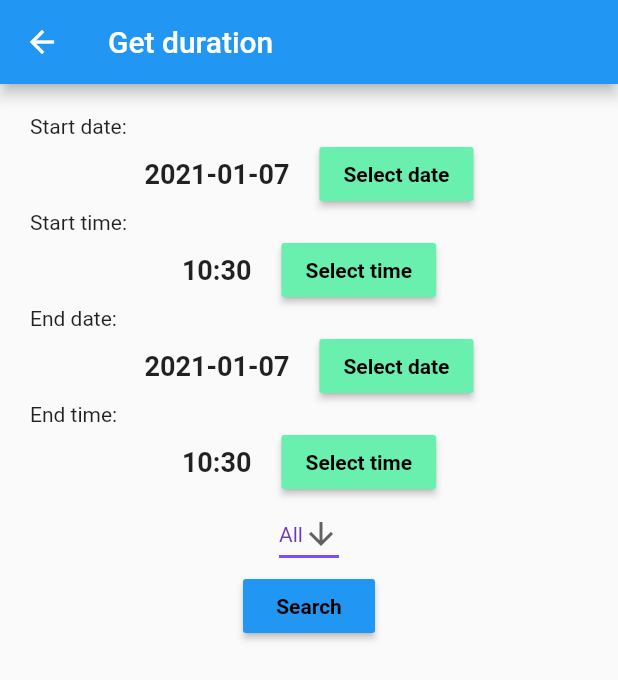
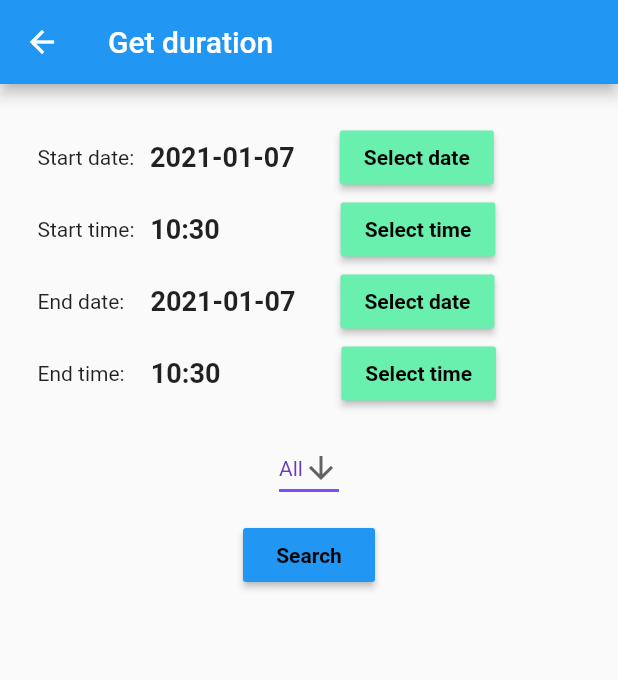
Before and after one commit to kumarbhupi/flutter_timetracker, a Flutter app: the InformationTimeDialog screen opened directly with empty values, on a phone screen of 412 x 824 dp. Shown: the top 680 px of the screen. Run offline on Flutter 3.47's test engine with Material 2 defaults, Android fonts, the phone set to English and light mode, and no system bars; our stand-ins replace flutter_speed_dial; network calls fail.

Commit message:
changes of style.

```diff
--- a/lib/src/view/activity_card_view.dart
+++ b/lib/src/view/activity_card_view.dart
@@ -96,6 +96,7 @@ class ActivityCardView extends StatelessWidget {
                   Container(
                     child: Align(
                       child: PlayerButtonView(
+
                         type: ActivityType.playingTask,
                         onPressAction: onPressButton,
                       ),
--- a/lib/src/view/interval_card_view.dart
+++ b/lib/src/view/interval_card_view.dart
@@ -8,7 +8,9 @@ class IntervalCardView extends StatelessWidget {
 
   @override
   Widget build(BuildContext context) {
+
     return Card(
+
       color: Color.fromRGBO(183, 253, 204, 1),
       child: Row(
         mainAxisAlignment: MainAxisAlignment.start,
@@ -39,9 +41,11 @@ class IntervalCardView extends StatelessWidget {
             mainAxisAlignment: MainAxisAlignment.start,
             crossAxisAlignment: CrossAxisAlignment.start,
             children: [
+
               Text('${(activity as myInterval.Interval).initialString}'),
               Text('${(activity as myInterval.Interval).finalString}'),
               Text('${(activity as myInterval.Interval).duration}'),
+
             ],
           )
         ],
--- a/lib/src/view/page_get_duration.dart
+++ b/lib/src/view/page_get_duration.dart
@@ -88,13 +88,18 @@ class _InformationTimeDialogState extends State<InformationTimeDialog> {
         margin: EdgeInsets.all(10.0),
         child: SingleChildScrollView(
           child: Container(
+            padding: EdgeInsets.all(5.0),
             margin: EdgeInsets.all(10.0),
             child: Column(
               children: [
                 Column(
                   mainAxisSize: MainAxisSize.min,
                   children: <Widget>[
+
+                    Row(
+                      children: [
                         Container(
+                          margin: EdgeInsets.only(right: 7.0),
                           alignment: Alignment.centerLeft,
                           child: Text('Start date: '),
                         ),
@@ -109,7 +114,10 @@ class _InformationTimeDialogState extends State<InformationTimeDialog> {
                             SizedBox(
                               width: 20.0,
                             ),
-                        RaisedButton(
+
+                            Container(
+                              margin: EdgeInsets.only(left: 10.0),
+                              child: RaisedButton(
                                 onPressed: () => _selectDate(context), // Refer step 3
                                 child: Text(
                                   'Select date',
@@ -119,24 +127,33 @@ class _InformationTimeDialogState extends State<InformationTimeDialog> {
                                 ),
                                 color: Colors.greenAccent,
                               ),
+                            ),
                           ],
                         ),
+                      ],
+                    ),
+                    Row(
+                      children: [
                         Container(
+                          margin: EdgeInsets.only(right: 7.0),
                           alignment: Alignment.centerLeft,
                           child: Text('Start time: '),
                         ),
                         Row(
                           mainAxisAlignment: MainAxisAlignment.center,
                           children: [
-                        Text(
+                            Container(
+                              width: 55.0,
+                              child: Text(
                                 "${selectedTime.hour}:${selectedTime.minute}",
                                 style: TextStyle(
                                     fontSize: 18, fontWeight: FontWeight.bold),
                               ),
-                        SizedBox(
-                          width: 20.0,
                             ),
-                        RaisedButton(
+
+                            Container(
+                              padding: EdgeInsets.only(left: 72.0),
+                              child: RaisedButton(
                                 onPressed: () => _selectTime(context), // Refer step 3
                                 child: Text(
                                   'Select time',
@@ -146,6 +163,9 @@ class _InformationTimeDialogState extends State<InformationTimeDialog> {
                                 ),
                                 color: Colors.greenAccent,
                               ),
+                            ),
+                          ],
+                        ),
                       ],
                     ),
                   ],
@@ -153,7 +173,10 @@ class _InformationTimeDialogState extends State<InformationTimeDialog> {
                 Column(
                   mainAxisSize: MainAxisSize.min,
                   children: <Widget>[
+                    Row(
+                      children: [
                         Container(
+                          margin: EdgeInsets.only(right: 14.0),
                           alignment: Alignment.centerLeft,
                           child: Text('End date: '),
                         ),
@@ -168,7 +191,9 @@ class _InformationTimeDialogState extends State<InformationTimeDialog> {
                             SizedBox(
                               width: 20.0,
                             ),
-                        RaisedButton(
+                            Container(
+                              padding: EdgeInsets.only(left: 10.0),
+                              child: RaisedButton(
                                 onPressed: () => _selectEndDate(context),
                                 // Refer step 3
                                 child: Text(
@@ -179,24 +204,33 @@ class _InformationTimeDialogState extends State<InformationTimeDialog> {
                                 ),
                                 color: Colors.greenAccent,
                               ),
+                            ),
                           ],
                         ),
+                      ],
+                    ),
+                    Row(
+                      children: [
                         Container(
+                          margin: EdgeInsets.only(right: 14.0),
                           alignment: Alignment.centerLeft,
                           child: Text('End time: '),
                         ),
                         Row(
                           mainAxisAlignment: MainAxisAlignment.center,
                           children: [
-                        Text(
+                            Container(
+                              width: 55.0,
+                              child: Text(
                                 "${selectedEndTime.hour}:${selectedEndTime.minute}",
                                 style: TextStyle(
                                     fontSize: 18, fontWeight: FontWeight.bold),
                               ),
-                        SizedBox(
-                          width: 20.0,
                             ),
-                        RaisedButton(
+
+                            Container(
+                              padding: EdgeInsets.only(left: 72.0),
+                              child: RaisedButton(
                                 onPressed: () => _selectEndTime(context),
                                 // Refer step 3
                                 child: Text(
@@ -207,11 +241,16 @@ class _InformationTimeDialogState extends State<InformationTimeDialog> {
                                 ),
                                 color: Colors.greenAccent,
                               ),
+                            ),
                           ],
                         ),
                       ],
                     ),
-                DropdownButton<String>(
+                  ],
+                ),
+                Container(
+                  margin: EdgeInsets.only(top: 15.0),
+                  child: DropdownButton<String>(
                     value: dropdownValue,
                     icon: Icon(Icons.arrow_downward),
                     iconSize: 24,
@@ -228,7 +267,10 @@ class _InformationTimeDialogState extends State<InformationTimeDialog> {
                     },
                     items: _getDropDownMenuItems(),
                   ),
-                Align(
+                ),
+                Container(
+                  margin: EdgeInsets.only(top: 10.0),
+                  child: Align(
                     alignment: Alignment.bottomCenter,
                     child: RaisedButton(
                       onPressed: () {
@@ -245,6 +287,7 @@ class _InformationTimeDialogState extends State<InformationTimeDialog> {
                       ),
                       color: Colors.blue[500],
                     ),
+                  ),
                 )
               ], //children
             ),
--- a/lib/src/view/player_button_view.dart
+++ b/lib/src/view/player_button_view.dart
@@ -1,3 +1,4 @@
+import 'package:flutter/cupertino.dart';
 import 'package:flutter/material.dart';
 import 'package:timetracker_flutter/src/core/activity_type.dart';
 
@@ -10,11 +11,16 @@ class PlayerButtonView extends StatelessWidget {
   Widget build(BuildContext context) {
     switch(type){
       case ActivityType.project:{
-        return RaisedButton(
-          onPressed: onPressAction,
-          textColor: Colors.black,
-          padding: const EdgeInsets.all(37.00),
-          child: Text('View',),
+        return Container(
+          height: 100.0,
+          margin: EdgeInsets.only(left: 30.0),
+          child: RaisedButton(
+            onPressed: onPressAction,
+            textColor: Colors.black,
+            color: Color.fromARGB(170,0,166,255),
+            padding: const EdgeInsets.all(37.00),
+            child: Text('View', style: new TextStyle(fontSize: 13.0),),
+          ),
         );
 
       }
@@ -23,6 +29,7 @@ class PlayerButtonView extends StatelessWidget {
         return RaisedButton(
           onPressed:onPressAction,
           textColor: Colors.black,
+          color: Color.fromARGB(200,247,139,79),
           padding: const EdgeInsets.all(29.00),
           child: Icon(Icons.play_arrow, size: 46),
         );
@@ -32,6 +39,7 @@ class PlayerButtonView extends StatelessWidget {
         return RaisedButton(
           onPressed:onPressAction,
           textColor: Colors.black,
+          color: Color.fromARGB(200,247,139,79),
           padding: const EdgeInsets.all(29.00),
           child: Icon(Icons.pause, size: 46),
         );
--- a/lib/src/view/show_time_view.dart
+++ b/lib/src/view/show_time_view.dart
@@ -39,8 +39,9 @@ class ShowTimeView extends StatelessWidget {
             SizedBox(height: 10.0),
             Row(
               children: [
-                Text('Status'),
+                Text('Status: '),
                 Container(
+                  margin: EdgeInsets.only(left: 3.0),
                   width: 15.0,
                   height: 15.0,
                   decoration: BoxDecoration(
@@ -68,8 +69,9 @@ class ShowTimeView extends StatelessWidget {
             SizedBox(height: 10.0),
             Row(
               children: [
-                Text('Status'),
+                Text('Status: '),
                 Container(
+                  margin: EdgeInsets.only(left: 3.0),
                   width: 15.0,
                   height: 15.0,
                   decoration: BoxDecoration(
```
Lines whose indentation alone changed are shown as unchanged.
